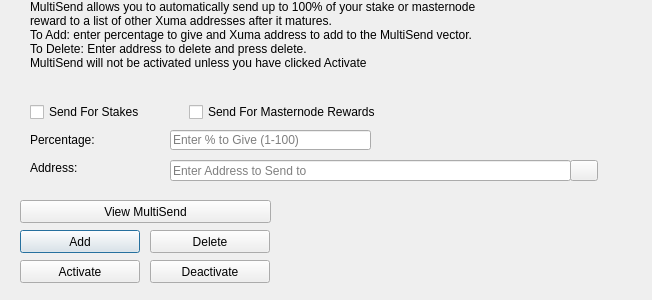
Qt form src/qt/forms/multisenddialog.ui (xumacoin/xuma-core) before a commit.
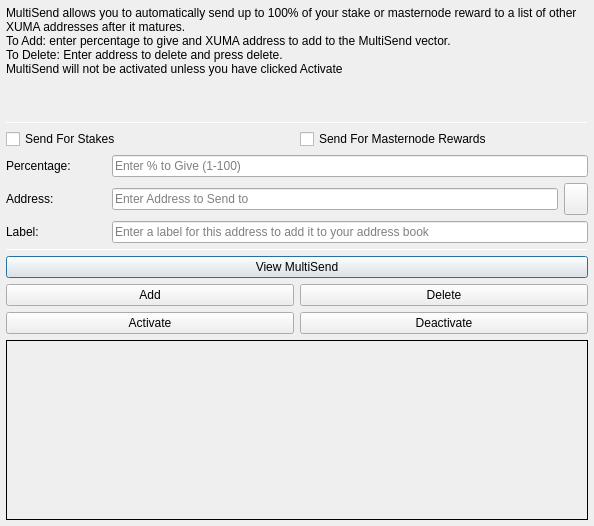
The same form after that commit. Icons and pictures are not drawn.

The edit to the form file:
```diff
--- a/src/qt/forms/multisenddialog.ui
+++ b/src/qt/forms/multisenddialog.ui
@@ -9,22 +9,106 @@
    <rect>
     <x>0</x>
     <y>0</y>
-    <width>652</width>
-    <height>300</height>
+    <width>594</width>
+    <height>526</height>
    </rect>
   </property>
   <property name="windowTitle">
    <string>MultiSend</string>
   </property>
+  <layout class="QVBoxLayout" name="verticalLayout" stretch="0">
+   <property name="leftMargin">
+    <number>6</number>
+   </property>
+   <property name="topMargin">
+    <number>6</number>
+   </property>
+   <property name="rightMargin">
+    <number>6</number>
+   </property>
+   <property name="bottomMargin">
+    <number>6</number>
+   </property>
+   <item>
+    <layout class="QVBoxLayout" name="verticalLayout_Main" stretch="1,1,1,0,1,1,1">
+     <item>
+      <widget class="QLabel" name="label_2">
+       <property name="lineWidth">
+        <number>1</number>
+       </property>
+       <property name="text">
+        <string>MultiSend allows you to automatically send up to 100% of your stake or masternode reward to a list of other XUMA addresses after it matures.
+To Add: enter percentage to give and XUMA address to add to the MultiSend vector.
+To Delete: Enter address to delete and press delete.
+MultiSend will not be activated unless you have clicked Activate</string>
+       </property>
+       <property name="alignment">
+        <set>Qt::AlignLeading|Qt::AlignLeft|Qt::AlignTop</set>
+       </property>
+       <property name="wordWrap">
+        <bool>true</bool>
+       </property>
+      </widget>
+     </item>
+     <item>
+      <widget class="Line" name="line">
+       <property name="minimumSize">
+        <size>
+         <width>0</width>
+         <height>1</height>
+        </size>
+       </property>
+       <property name="maximumSize">
+        <size>
+         <width>16777215</width>
+         <height>1</height>
+        </size>
+       </property>
+       <property name="orientation">
+        <enum>Qt::Horizontal</enum>
+       </property>
+      </widget>
+     </item>
+     <item>
+      <layout class="QVBoxLayout" name="verticalLayout_Settings">
+       <item>
+        <layout class="QHBoxLayout" name="horizontalLayout">
+         <item>
+          <widget class="QCheckBox" name="multiSendStakeCheckBox">
+           <property name="text">
+            <string>Send For Stakes</string>
+           </property>
+          </widget>
+         </item>
+         <item>
+          <widget class="QCheckBox" name="multiSendMasternodeCheckBox">
+           <property name="text">
+            <string>Send For Masternode Rewards</string>
+           </property>
+          </widget>
+         </item>
+        </layout>
+       </item>
+       <item>
+        <layout class="QHBoxLayout" name="horizontalLayout_6">
+         <item>
+          <widget class="QLabel" name="label">
+           <property name="minimumSize">
+            <size>
+             <width>100</width>
+             <height>0</height>
+            </size>
+           </property>
+           <property name="toolTip">
+            <string>Percentage of stake to send</string>
+           </property>
+           <property name="text">
+            <string>Percentage:</string>
+           </property>
+          </widget>
+         </item>
+         <item>
   <widget class="QLineEdit" name="multiSendPercentEdit">
-   <property name="geometry">
-    <rect>
-     <x>170</x>
-     <y>130</y>
-     <width>201</width>
-     <height>20</height>
-    </rect>
-   </property>
    <property name="toolTip">
     <string>Enter whole numbers 1 - 100</string>
    </property>
@@ -32,15 +116,29 @@
     <string>Enter % to Give (1-100)</string>
    </property>
   </widget>
+         </item>
+        </layout>
+       </item>
+       <item>
+        <layout class="QHBoxLayout" name="horizontalLayout_7">
+         <item>
+          <widget class="QLabel" name="label_5">
+           <property name="minimumSize">
+            <size>
+             <width>100</width>
+             <height>0</height>
+            </size>
+           </property>
+           <property name="toolTip">
+            <string>Address to send portion of stake to</string>
+           </property>
+           <property name="text">
+            <string>Address:</string>
+           </property>
+          </widget>
+         </item>
+         <item>
   <widget class="QLineEdit" name="multiSendAddressEdit">
-   <property name="geometry">
-    <rect>
-     <x>170</x>
-     <y>160</y>
-     <width>401</width>
-     <height>21</height>
-    </rect>
-   </property>
    <property name="toolTip">
     <string/>
    </property>
@@ -48,87 +146,14 @@
     <string>Enter Address to Send to</string>
    </property>
   </widget>
-  <widget class="QLabel" name="label_2">
-   <property name="geometry">
-    <rect>
-     <x>30</x>
-     <y>0</y>
-     <width>451</width>
-     <height>121</height>
-    </rect>
-   </property>
-   <property name="lineWidth">
-    <number>1</number>
-   </property>
-   <property name="text">
-    <string>MultiSend allows you to automatically send up to 100% of your stake or masternode reward to a list of other Xuma addresses after it matures.
-To Add: enter percentage to give and Xuma address to add to the MultiSend vector.
-To Delete: Enter address to delete and press delete.
-MultiSend will not be activated unless you have clicked Activate</string>
-   </property>
-   <property name="alignment">
-    <set>Qt::AlignLeading|Qt::AlignLeft|Qt::AlignTop</set>
-   </property>
-   <property name="wordWrap">
-    <bool>true</bool>
-   </property>
-  </widget>
-  <widget class="QLabel" name="message">
-   <property name="geometry">
-    <rect>
-     <x>290</x>
-     <y>200</y>
-     <width>351</width>
-     <height>91</height>
-    </rect>
-   </property>
-   <property name="text">
-    <string/>
-   </property>
-  </widget>
-  <widget class="QPushButton" name="addButton">
-   <property name="geometry">
-    <rect>
-     <x>20</x>
-     <y>230</y>
-     <width>120</width>
-     <height>23</height>
-    </rect>
-   </property>
-   <property name="toolTip">
-    <string/>
-   </property>
-   <property name="statusTip">
-    <string>Add to MultiSend Vector</string>
-   </property>
-   <property name="text">
-    <string>Add</string>
-   </property>
-  </widget>
-  <widget class="QPushButton" name="disableButton">
-   <property name="geometry">
-    <rect>
-     <x>150</x>
-     <y>260</y>
-     <width>120</width>
-     <height>23</height>
-    </rect>
-   </property>
-   <property name="statusTip">
-    <string>Deactivate MultiSend</string>
-   </property>
-   <property name="text">
-    <string>Deactivate</string>
-   </property>
-  </widget>
-  <widget class="QPushButton" name="addressBookButton">
-   <property name="geometry">
-    <rect>
-     <x>570</x>
-     <y>160</y>
-     <width>28</width>
-     <height>21</height>
-    </rect>
+         </item>
+         <item>
+          <widget class="QToolButton" name="addressBookButton">
+           <property name="maximumSize">
+            <size>
+             <width>16777215</width>
+             <height>32</height>
+            </size>
    </property>
    <property name="toolTip">
     <string>Choose an address from the address book</string>
@@ -143,51 +168,85 @@
    <property name="shortcut">
     <string>Alt+A</string>
    </property>
-   <property name="autoDefault">
-    <bool>false</bool>
-   </property>
-  </widget>
-  <widget class="QLabel" name="label">
-   <property name="geometry">
-    <rect>
-     <x>30</x>
-     <y>130</y>
-     <width>121</width>
-     <height>20</height>
-    </rect>
-   </property>
+          </widget>
+         </item>
+        </layout>
+       </item>
+      </layout>
+     </item>
+     <item>
+      <layout class="QHBoxLayout" name="horizontalLayout_3">
+       <item>
+        <widget class="QLabel" name="label_3">
+         <property name="minimumSize">
+          <size>
+           <width>100</width>
+           <height>0</height>
+          </size>
+         </property>
+         <property name="text">
+          <string>Label:</string>
+         </property>
+        </widget>
+       </item>
+       <item>
+        <widget class="QLineEdit" name="labelAddressLabelEdit">
+         <property name="placeholderText">
+          <string>Enter a label for this address to add it to your address book</string>
+         </property>
+        </widget>
+       </item>
+      </layout>
+     </item>
+     <item>
+      <widget class="Line" name="line_2">
+       <property name="minimumSize">
+        <size>
+         <width>0</width>
+         <height>1</height>
+        </size>
+       </property>
+       <property name="maximumSize">
+        <size>
+         <width>16777215</width>
+         <height>1</height>
+        </size>
+       </property>
+       <property name="orientation">
+        <enum>Qt::Horizontal</enum>
+       </property>
+      </widget>
+     </item>
+     <item>
+      <layout class="QVBoxLayout" name="verticalLayout_Buttons">
+       <item>
+        <layout class="QHBoxLayout" name="horizontalLayout_4">
+         <item>
+          <widget class="QPushButton" name="viewButton">
    <property name="toolTip">
     <string>Percentage of stake to send</string>
    </property>
    <property name="text">
-    <string>Percentage:</string>
-   </property>
-  </widget>
-  <widget class="QLabel" name="label_5">
-   <property name="geometry">
-    <rect>
-     <x>30</x>
-     <y>160</y>
-     <width>111</width>
-     <height>16</height>
-    </rect>
-   </property>
+            <string>View MultiSend</string>
+           </property>
+          </widget>
+         </item>
+        </layout>
+       </item>
+       <item>
+        <layout class="QHBoxLayout" name="horizontalLayout_2">
+         <item>
+          <widget class="QPushButton" name="addButton">
    <property name="toolTip">
     <string>Address to send portion of stake to</string>
    </property>
    <property name="text">
-    <string>Address:</string>
-   </property>
-  </widget>
+            <string>Add</string>
+           </property>
+          </widget>
+         </item>
+         <item>
   <widget class="QPushButton" name="deleteButton">
-   <property name="geometry">
-    <rect>
-     <x>150</x>
-     <y>230</y>
-     <width>120</width>
-     <height>23</height>
-    </rect>
-   </property>
    <property name="toolTip">
     <string/>
    </property>
@@ -198,15 +257,13 @@
     <string>Delete</string>
    </property>
   </widget>
+         </item>
+        </layout>
+       </item>
+       <item>
+        <layout class="QHBoxLayout" name="horizontalLayout_5">
+         <item>
   <widget class="QPushButton" name="activateButton">
-   <property name="geometry">
-    <rect>
-     <x>20</x>
-     <y>260</y>
-     <width>120</width>
-     <height>23</height>
-    </rect>
-   </property>
    <property name="statusTip">
     <string>Activate MultiSend</string>
    </property>
@@ -214,51 +271,55 @@
     <string>Activate</string>
    </property>
   </widget>
-  <widget class="QPushButton" name="viewButton">
-   <property name="geometry">
-    <rect>
-     <x>20</x>
-     <y>200</y>
-     <width>251</width>
-     <height>23</height>
-    </rect>
-   </property>
-   <property name="toolTip">
-    <string/>
-   </property>
+         </item>
+         <item>
+          <widget class="QPushButton" name="disableButton">
    <property name="statusTip">
     <string>View MultiSend Vector</string>
    </property>
    <property name="text">
-    <string>View MultiSend</string>
-   </property>
-  </widget>
-  <widget class="QWidget" name="horizontalLayoutWidget">
-   <property name="geometry">
-    <rect>
-     <x>30</x>
-     <y>100</y>
-     <width>351</width>
-     <height>24</height>
-    </rect>
-   </property>
-   <layout class="QHBoxLayout" name="horizontalLayout">
-    <item>
-     <widget class="QCheckBox" name="multiSendStakeCheckBox">
-      <property name="text">
-       <string>Send For Stakes</string>
-      </property>
-     </widget>
-    </item>
+            <string>Deactivate</string>
+           </property>
+          </widget>
+         </item>
+        </layout>
+       </item>
+      </layout>
+     </item>
     <item>
-     <widget class="QCheckBox" name="multiSendMasternodeCheckBox">
+      <widget class="QLabel" name="message">
+       <property name="minimumSize">
+        <size>
+         <width>0</width>
+         <height>180</height>
+        </size>
+       </property>
+       <property name="frameShape">
+        <enum>QFrame::Panel</enum>
+       </property>
+       <property name="frameShadow">
+        <enum>QFrame::Plain</enum>
+       </property>
+       <property name="lineWidth">
+        <number>1</number>
+       </property>
+       <property name="midLineWidth">
+        <number>1</number>
+       </property>
       <property name="text">
-       <string>Send For Masternode Rewards</string>
-      </property>
+        <string/>
+       </property>
+       <property name="alignment">
+        <set>Qt::AlignLeading|Qt::AlignLeft|Qt::AlignTop</set>
+       </property>
+       <property name="wordWrap">
+        <bool>true</bool>
+       </property>
      </widget>
     </item>
    </layout>
-  </widget>
+   </item>
+  </layout>
  </widget>
  <resources>
   <include location="../xuma.qrc"/>
```
Left out of the diff: 16 changed lines with no effect on the pictures. Lines whose indentation alone changed are shown as unchanged.
